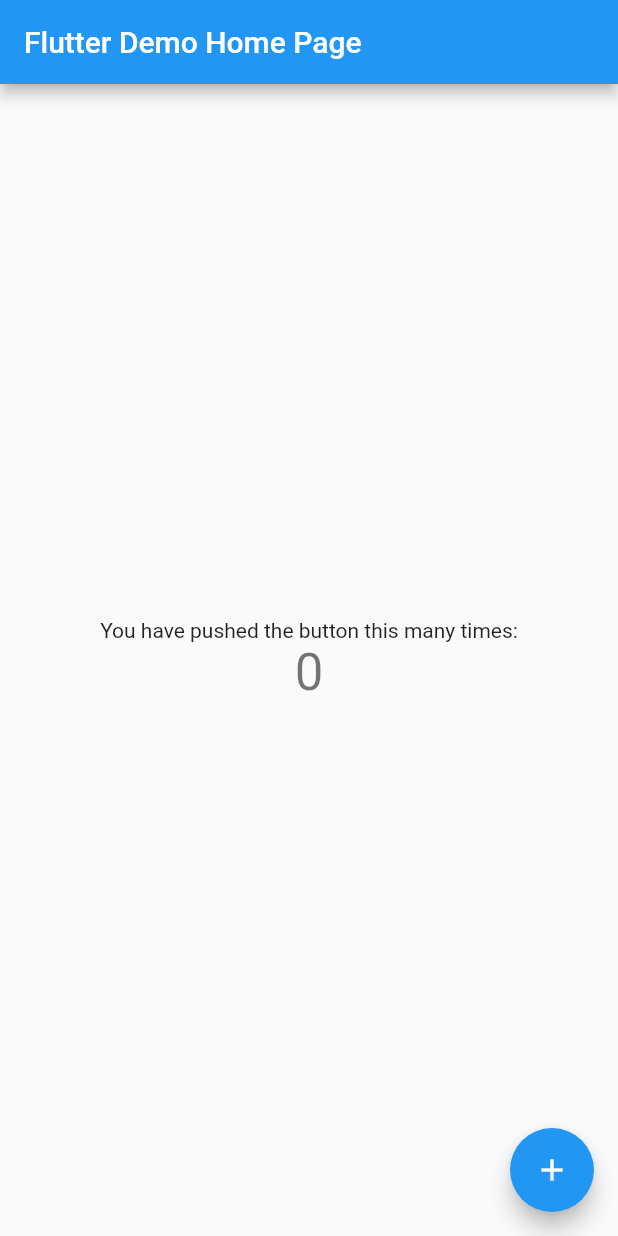
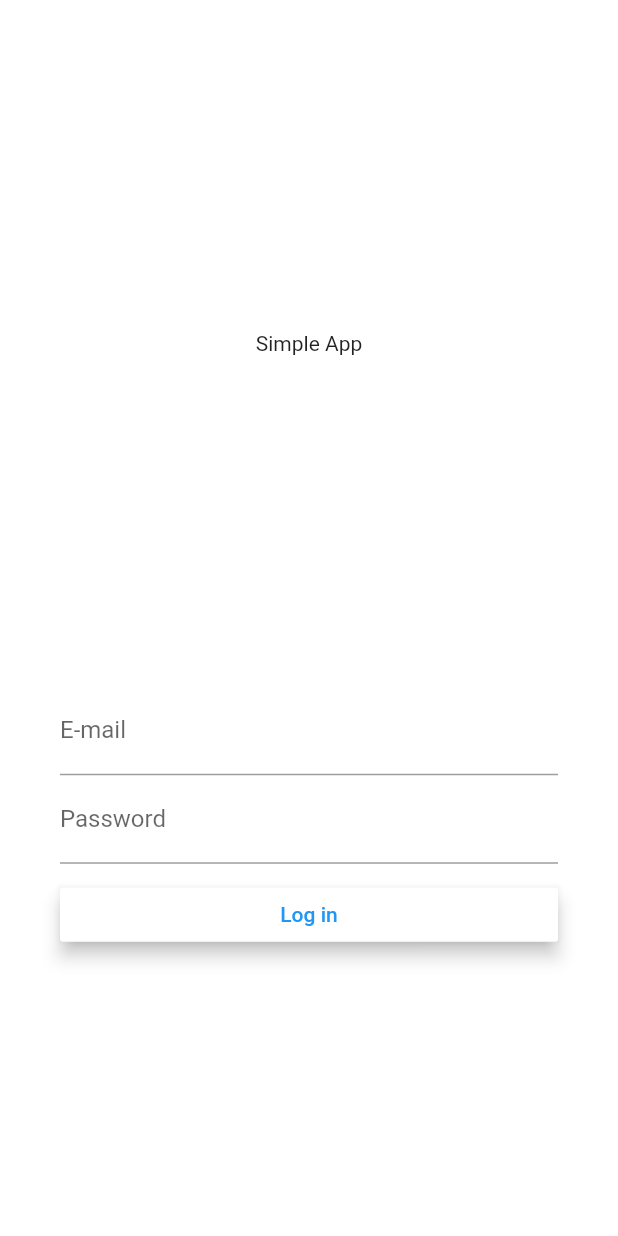
Before and after one commit to adisaptorenggo/login_app, a Flutter app: the screen it shows after launch, on a phone screen of 412 x 824 dp. Run offline on Flutter 3.47's test engine with Material 2 defaults, Android fonts, the phone set to English and light mode, and no system bars; our stand-ins replace bloc.

Commit message:
Initial screens and bloc

```diff
--- /dev/null
+++ b/lib/bloc/list_users_bloc.dart
@@ -0,0 +1,18 @@
+import 'dart:async';
+
+import 'package:bloc/bloc.dart';
+import 'package:meta/meta.dart';
+
+part 'list_users_event.dart';
+part 'list_users_state.dart';
+
+class ListUsersBloc extends Bloc<ListUsersEvent, ListUsersState> {
+  ListUsersBloc() : super(ListUsersInitial());
+
+  @override
+  Stream<ListUsersState> mapEventToState(
+    ListUsersEvent event,
+  ) async* {
+    // TODO: implement mapEventToState
+  }
+}
--- /dev/null
+++ b/lib/bloc/list_users_event.dart
@@ -0,0 +1,4 @@
+part of 'list_users_bloc.dart';
+
+@immutable
+abstract class ListUsersEvent {}
--- /dev/null
+++ b/lib/bloc/list_users_state.dart
@@ -0,0 +1,6 @@
+part of 'list_users_bloc.dart';
+
+@immutable
+abstract class ListUsersState {}
+
+class ListUsersInitial extends ListUsersState {}
--- a/lib/main.dart
+++ b/lib/main.dart
@@ -1,4 +1,5 @@
 import 'package:flutter/material.dart';
+import 'package:login_app/screens/login_screen.dart';
 
 void main() {
   runApp(MyApp());
@@ -11,107 +12,12 @@ class MyApp extends StatelessWidget {
     return MaterialApp(
       title: 'Flutter Demo',
       theme: ThemeData(
-        // This is the theme of your application.
-        //
-        // Try running your application with "flutter run". You'll see the
-        // application has a blue toolbar. Then, without quitting the app, try
-        // changing the primarySwatch below to Colors.green and then invoke
-        // "hot reload" (press "r" in the console where you ran "flutter run",
-        // or simply save your changes to "hot reload" in a Flutter IDE).
-        // Notice that the counter didn't reset back to zero; the application
-        // is not restarted.
+
         primarySwatch: Colors.blue,
-        // This makes the visual density adapt to the platform that you run
-        // the app on. For desktop platforms, the controls will be smaller and
-        // closer together (more dense) than on mobile platforms.
+
         visualDensity: VisualDensity.adaptivePlatformDensity,
       ),
-      home: MyHomePage(title: 'Flutter Demo Home Page'),
+      home: LoginScreen(),
     );
   }
 }
-
-class MyHomePage extends StatefulWidget {
-  MyHomePage({Key key, this.title}) : super(key: key);
-
-  // This widget is the home page of your application. It is stateful, meaning
-  // that it has a State object (defined below) that contains fields that affect
-  // how it looks.
-
-  // This class is the configuration for the state. It holds the values (in this
-  // case the title) provided by the parent (in this case the App widget) and
-  // used by the build method of the State. Fields in a Widget subclass are
-  // always marked "final".
-
-  final String title;
-
-  @override
-  _MyHomePageState createState() => _MyHomePageState();
-}
-
-class _MyHomePageState extends State<MyHomePage> {
-  int _counter = 0;
-
-  void _incrementCounter() {
-    setState(() {
-      // This call to setState tells the Flutter framework that something has
-      // changed in this State, which causes it to rerun the build method below
-      // so that the display can reflect the updated values. If we changed
-      // _counter without calling setState(), then the build method would not be
-      // called again, and so nothing would appear to happen.
-      _counter++;
-    });
-  }
-
-  @override
-  Widget build(BuildContext context) {
-    // This method is rerun every time setState is called, for instance as done
-    // by the _incrementCounter method above.
-    //
-    // The Flutter framework has been optimized to make rerunning build methods
-    // fast, so that you can just rebuild anything that needs updating rather
-    // than having to individually change instances of widgets.
-    return Scaffold(
-      appBar: AppBar(
-        // Here we take the value from the MyHomePage object that was created by
-        // the App.build method, and use it to set our appbar title.
-        title: Text(widget.title),
-      ),
-      body: Center(
-        // Center is a layout widget. It takes a single child and positions it
-        // in the middle of the parent.
-        child: Column(
-          // Column is also a layout widget. It takes a list of children and
-          // arranges them vertically. By default, it sizes itself to fit its
-          // children horizontally, and tries to be as tall as its parent.
-          //
-          // Invoke "debug painting" (press "p" in the console, choose the
-          // "Toggle Debug Paint" action from the Flutter Inspector in Android
-          // Studio, or the "Toggle Debug Paint" command in Visual Studio Code)
-          // to see the wireframe for each widget.
-          //
-          // Column has various properties to control how it sizes itself and
-          // how it positions its children. Here we use mainAxisAlignment to
-          // center the children vertically; the main axis here is the vertical
-          // axis because Columns are vertical (the cross axis would be
-          // horizontal).
-          mainAxisAlignment: MainAxisAlignment.center,
-          children: <Widget>[
-            Text(
-              'You have pushed the button this many times:',
-            ),
-            Text(
-              '$_counter',
-              style: Theme.of(context).textTheme.headline4,
-            ),
-          ],
-        ),
-      ),
-      floatingActionButton: FloatingActionButton(
-        onPressed: _incrementCounter,
-        tooltip: 'Increment',
-        child: Icon(Icons.add),
-      ), // This trailing comma makes auto-formatting nicer for build methods.
-    );
-  }
-}
--- /dev/null
+++ b/lib/screens/login_screen.dart
@@ -0,0 +1,106 @@
+import 'package:flutter/material.dart';
+
+class LoginScreen extends StatefulWidget {
+  @override
+  _LoginScreenState createState() => _LoginScreenState();
+}
+
+class _LoginScreenState extends State<LoginScreen> {
+
+  static const double _marginLogin = 40.0;
+  static const double _imageWidth = 120.0;
+  static const double _imageHeight = 180.0;
+
+  var _formKey = GlobalKey<FormState>();
+
+  TextEditingController _emailController = TextEditingController();
+  TextEditingController _passwordController = TextEditingController();
+
+  @override
+  void dispose() {
+    super.dispose();
+  }
+
+  @override
+  Widget build(BuildContext context) {
+    return Scaffold(
+      resizeToAvoidBottomPadding: true,
+      body: GestureDetector(
+        onTap: (){
+          FocusScopeNode currentScope = FocusScope.of(context);
+          FocusScopeNode rootScope =
+              WidgetsBinding.instance.focusManager.rootScope;
+          if (currentScope != rootScope) {
+            currentScope.unfocus();
+          }
+          // FocusScope.of(context).requestFocus(FocusNode());
+        },
+        child: Material(
+          color: Colors.white,
+          child: ListView(
+            children: <Widget>[
+              Container(
+                height: MediaQuery.of(context).size.height/1.8,
+                child: Center(
+                  child: Column(
+                    mainAxisAlignment: MainAxisAlignment.center,
+                    children: <Widget>[
+                      Text('Simple App'),
+                    ],
+                  ),
+                ),
+              ),
+              Container(
+                margin: const EdgeInsets.only(left: _marginLogin, right: _marginLogin),
+                child: Form(
+                  key: _formKey,
+                  child: Column(
+                    children: [
+                      TextFormField(
+                        controller: _emailController,
+                        cursorColor: Colors.blue,
+                        keyboardType: TextInputType.text,
+                        textAlign: TextAlign.center,
+                        decoration: InputDecoration(
+                          labelText: 'E-mail',
+                        ),
+                      ),
+                      TextFormField(
+                        controller: _passwordController,
+                        cursorColor: Colors.blue,
+                        keyboardType: TextInputType.visiblePassword,
+                        textAlign: TextAlign.center,
+                        decoration: InputDecoration(
+                          labelText: 'Password',
+                        ),
+                      ),
+                    ],
+                  ),
+                ),
+              ),
+              Container(
+                margin: EdgeInsets.only(top: 10.0),
+                child: Row(
+                  children: <Widget>[
+                    Expanded(
+                      child: Padding(
+                        padding: const EdgeInsets.only(left: _marginLogin, right: _marginLogin),
+                        child: RaisedButton(
+                          child: Text('Log in'),
+                          elevation: 5,
+                          color: Colors.white,
+                          textColor: Colors.blue,
+                          onPressed: () => null,
+                        ),
+                      ),
+                    )
+                  ],
+                ),
+              ),
+            ],
+          ),
+        ),
+      ),
+    );
+  }
+}
--- a/pubspec.yaml
+++ b/pubspec.yaml
@@ -23,7 +23,8 @@ environment:
 dependencies:
   flutter:
     sdk: flutter
-
+  bloc: ^6.1.1
+  flutter_bloc: ^6.1.2
 
   # The following adds the Cupertino Icons font to your application.
   # Use with the CupertinoIcons class for iOS style icons.
```
Also changed, not shown: lib/screens/home_screen.dart (added), pubspec.lock.
